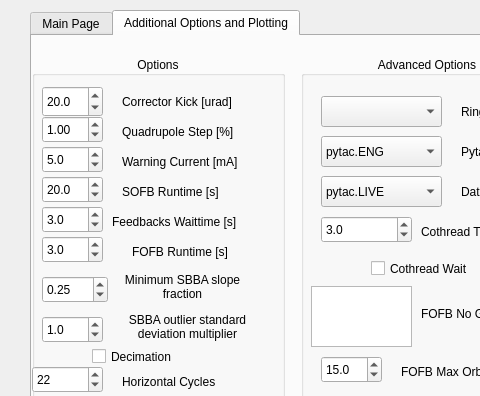
DiamondLightSource/dls-bba, file src/dls_bba/fbba_gui.ui: the form before one commit; both pictures show x 0 to 480 and y 0 to 396 of the 843 by 772 pixel window.
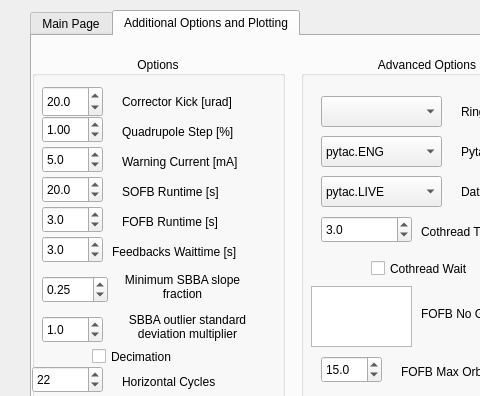
The form after the commit. The open tabs and pages were chosen to show the change.

Patch:
```diff
--- a/src/dls_bba/fbba_gui.ui
+++ b/src/dls_bba/fbba_gui.ui
@@ -844,7 +844,7 @@
           <property name="geometry">
            <rect>
             <x>10</x>
-            <y>150</y>
+            <y>180</y>
             <width>61</width>
             <height>27</height>
            </rect>
@@ -866,7 +866,7 @@
           <property name="geometry">
            <rect>
             <x>80</x>
-            <y>150</y>
+            <y>180</y>
             <width>161</width>
             <height>31</height>
            </rect>
@@ -879,7 +879,7 @@
           <property name="geometry">
            <rect>
             <x>10</x>
-            <y>180</y>
+            <y>150</y>
             <width>61</width>
             <height>27</height>
            </rect>
@@ -900,8 +900,8 @@
          <widget class="QLabel" name="label_8">
           <property name="geometry">
            <rect>
-            <x>100</x>
-            <y>180</y>
+            <x>90</x>
+            <y>150</y>
             <width>121</width>
             <height>31</height>
            </rect>
```
